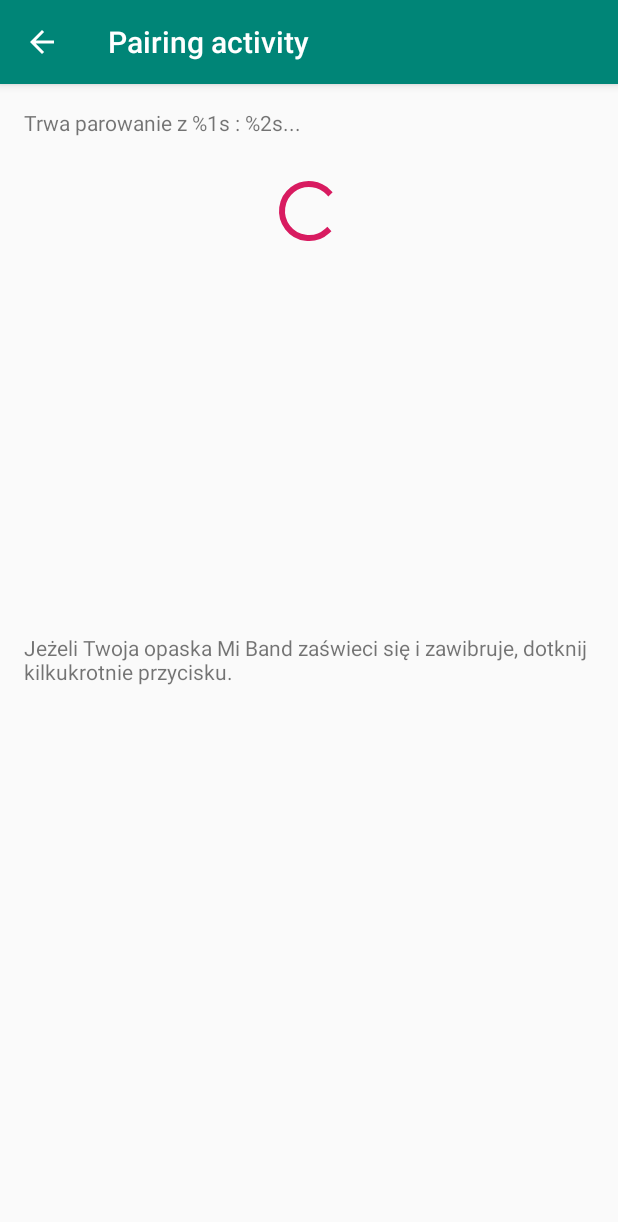
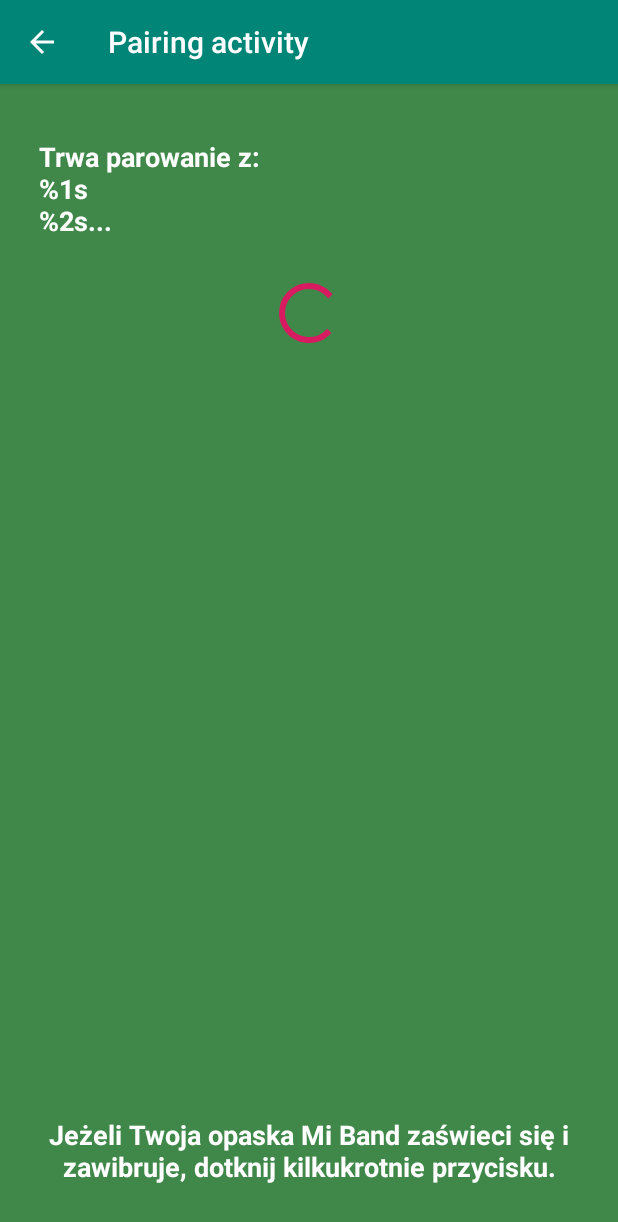
Before and after one commit to Micallam/MiBandPulse, an Android app: the PairingActivity screen opened directly, with no data from a screen before it, on a phone screen of 412 x 824 dp. Shown: the top 1222 px of the screen. Run offline under Robolectric (Android 15) with nearby library versions, the phone set to English and light mode, and no system bars; 2 statements that could not run were skipped.

Commit message:
Design improvements

```diff
--- a/app/src/main/res/layout/activity_discovery.xml
+++ b/app/src/main/res/layout/activity_discovery.xml
@@ -73,7 +73,7 @@
         android:textColor="@android:color/white"
         android:text="@string/discovery_note"
         android:textSize="18sp"
-        android:textIsSelectable="true"
+        android:textAlignment="center"
         app:layout_constraintBottom_toBottomOf="parent"
 
         app:layout_constraintEnd_toEndOf="parent"
--- a/app/src/main/res/layout/activity_mi_band_pairing.xml
+++ b/app/src/main/res/layout/activity_mi_band_pairing.xml
@@ -6,13 +6,19 @@
     android:paddingRight="16dp"
     android:paddingTop="16dp"
     android:paddingBottom="16dp"
+    android:background="@color/colorBackground"
     tools:context="com.example.miband.Activities.PairingActivity">
 
     <TextView
         android:text="@string/pairing_with"
         android:layout_width="wrap_content"
         android:layout_height="wrap_content"
-        android:id="@+id/miband_pair_message" />
+        android:id="@+id/miband_pair_message"
+        android:layout_marginTop="20dp"
+        android:layout_marginLeft="10dp"
+        android:textColor="@android:color/white"
+        android:textSize="18sp"
+        android:textStyle="bold" />
 
     <ProgressBar
         android:layout_width="wrap_content"
@@ -23,11 +29,16 @@
         android:layout_centerHorizontal="true" />
 
     <TextView
+        android:id="@+id/miband_pair_hint"
         android:layout_width="wrap_content"
         android:layout_height="wrap_content"
+        android:layout_alignParentStart="true"
+        android:layout_alignParentBottom="true"
+        android:layout_marginBottom="18dp"
+        android:textAlignment="center"
         android:text="@string/pairing_note"
-        android:id="@+id/miband_pair_hint"
-        android:layout_centerVertical="true"
-        android:layout_alignParentStart="true" />
+        android:textColor="@android:color/white"
+        android:textSize="18sp"
+        android:textStyle="bold" />
 
 </RelativeLayout>
--- a/app/src/main/res/values/strings.xml
+++ b/app/src/main/res/values/strings.xml
@@ -1,7 +1,7 @@
 <resources>
     <string name="app_name">MiBandPulse</string>
 
-    <string name="pairing_with">Trwa parowanie z %1s : %2s...</string>
+    <string name="pairing_with">Trwa parowanie z:\n%1s\n%2s...</string>
     <string name="start_scanning">Rozpocznij skanowanie</string>
     <string name="stop_scanning">Zakończ skanowanie</string>
 
```
Also changed, not shown: app/src/main/res/layout/activity_device_control.xml (+19 -4 lines).
